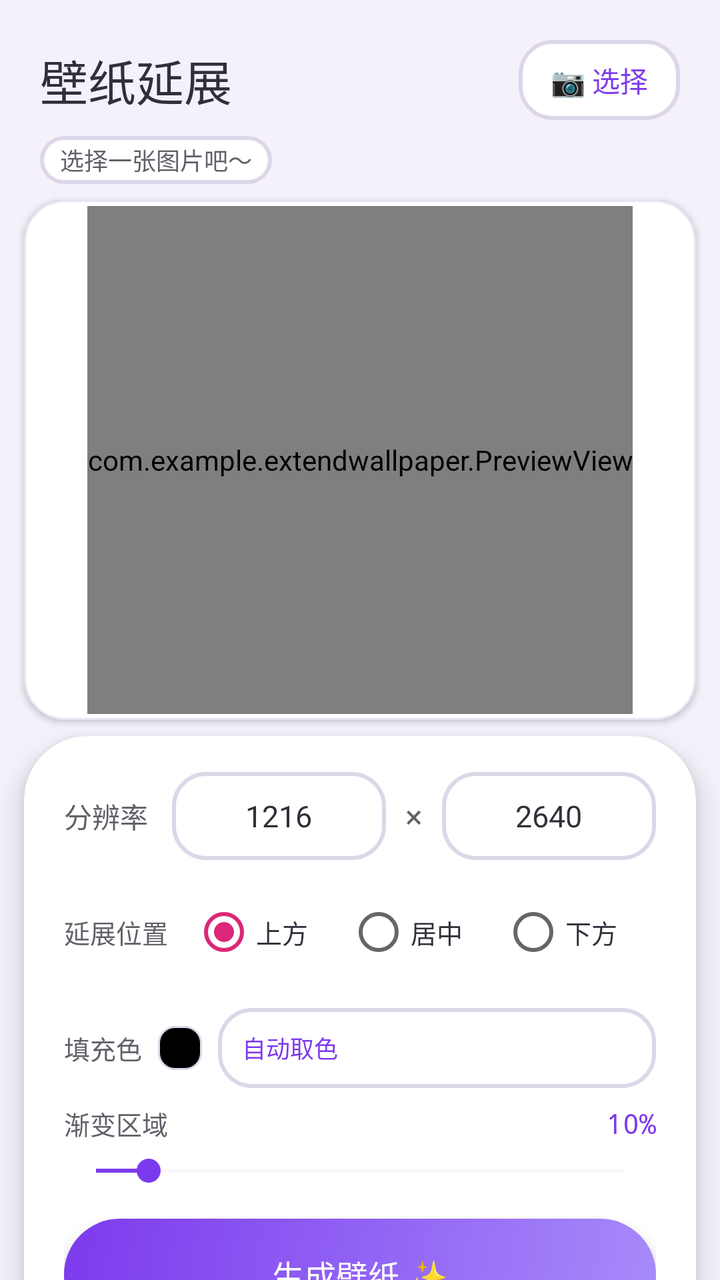
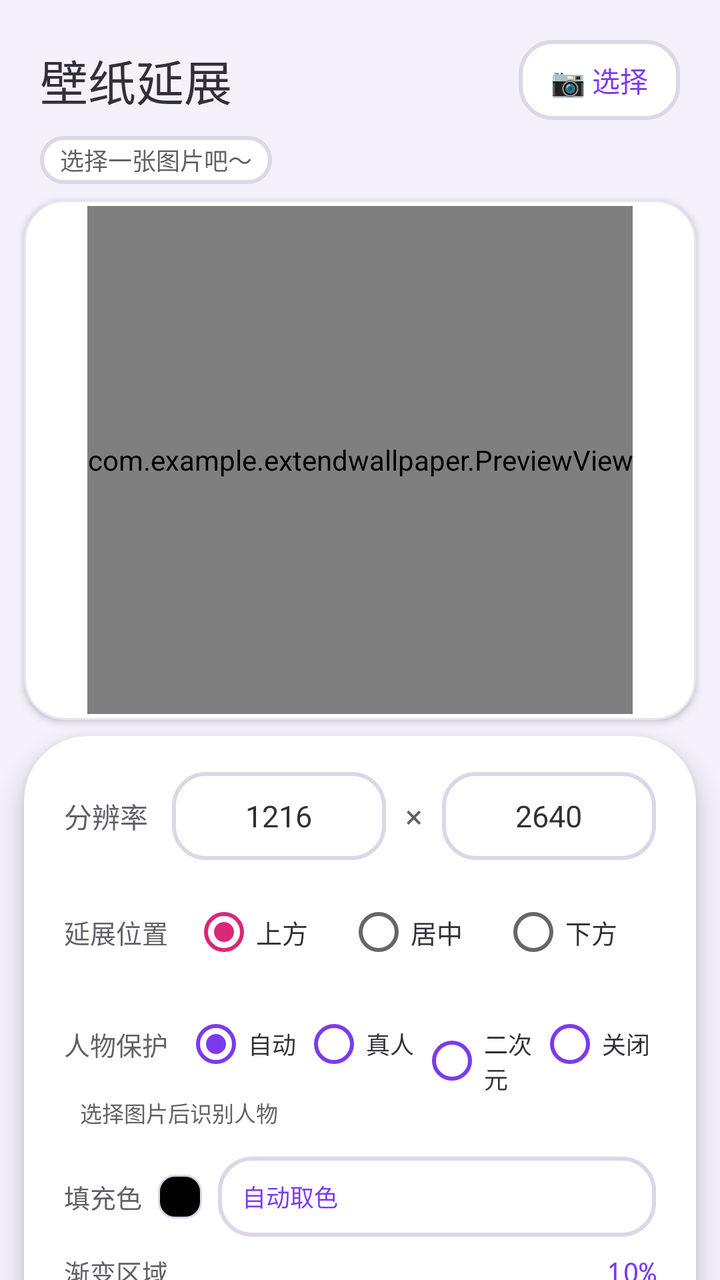

Compare the two renders of this Android layout. The source of the first and the diff that turns it into the second are given below.
<!-- AndroidManifest.xml: application theme Theme.ExtendWallpaper -->
<!-- res/layout/activity_main.xml -->
<?xml version="1.0" encoding="utf-8"?>
<androidx.core.widget.NestedScrollView xmlns:android="http://schemas.android.com/apk/res/android"
    xmlns:app="http://schemas.android.com/apk/res-auto"
    android:layout_width="match_parent"
    android:layout_height="match_parent"
    android:background="@color/bg"
    android:fillViewport="true"
    android:fitsSystemWindows="true"
    android:clipToPadding="false"
    android:paddingBottom="12dp">

    <LinearLayout
        android:layout_width="match_parent"
        android:layout_height="wrap_content"
        android:orientation="vertical">

        
        <LinearLayout
            android:layout_width="match_parent"
            android:layout_height="56dp"
            android:gravity="center_vertical"
            android:paddingHorizontal="20dp"
            android:layout_marginTop="12dp">

            <TextView
                android:layout_width="0dp"
                android:layout_weight="1"
                android:layout_height="wrap_content"
                android:text="壁纸延展"
                android:textSize="24sp"
                android:textColor="@color/text_primary"
                android:fontFamily="sans-serif-medium" />

            <TextView
                android:id="@+id/btnPickImage"
                android:layout_width="wrap_content"
                android:layout_height="40dp"
                android:gravity="center"
                android:paddingHorizontal="16dp"
                android:text="📷 选择"
                android:textSize="14sp"
                android:textColor="@color/accent_primary"
                android:background="@drawable/input_field_bg"
                android:clickable="true"
                android:focusable="true" />
        </LinearLayout>

        <TextView
            android:id="@+id/tvImageInfo"
            android:layout_width="wrap_content"
            android:layout_height="24dp"
            android:layout_marginStart="20dp"
            android:layout_marginBottom="4dp"
            android:gravity="center_vertical"
            android:text="选择一张图片吧～"
            android:textSize="12sp"
            android:textColor="@color/text_muted"
            android:paddingHorizontal="10dp"
            android:background="@drawable/input_field_bg" />

        
        <FrameLayout
            android:layout_width="match_parent"
            android:layout_height="260dp"
            android:layout_marginHorizontal="12dp"
            android:layout_marginTop="4dp"
            android:layout_marginBottom="8dp"
            android:background="@drawable/preview_frame"
            android:elevation="2dp"
            android:gravity="center">

            <com.example.extendwallpaper.PreviewView
                android:id="@+id/previewView"
                android:layout_width="wrap_content"
                android:layout_height="match_parent"
                android:layout_gravity="center"
                android:layout_margin="3dp" />
        </FrameLayout>

        
        <androidx.cardview.widget.CardView
            android:layout_width="match_parent"
            android:layout_height="wrap_content"
            android:layout_marginHorizontal="12dp"
            android:layout_marginBottom="12dp"
            app:cardCornerRadius="32dp"
            app:cardElevation="8dp"
            app:cardBackgroundColor="@color/surface"
            android:clipChildren="false">

            <LinearLayout
                android:layout_width="match_parent"
                android:layout_height="wrap_content"
                android:orientation="vertical"
                android:paddingHorizontal="20dp"
                android:paddingTop="16dp"
                android:paddingBottom="20dp">

                <LinearLayout
                    android:layout_width="match_parent"
                    android:layout_height="48dp"
                    android:orientation="horizontal"
                    android:gravity="center_vertical"
                    android:layout_marginBottom="14dp">

                    <TextView
                        android:layout_width="wrap_content"
                        android:layout_height="wrap_content"
                        android:text="分辨率"
                        android:textSize="14sp"
                        android:textColor="@color/text_muted"
                        android:layout_marginEnd="12dp" />

                    <EditText
                        android:id="@+id/etPhoneWidth"
                        android:layout_width="0dp"
                        android:layout_weight="1"
                        android:layout_height="44dp"
                        android:inputType="number"
                        android:text="1216"
                        android:textColor="@color/text_primary"
                        android:textColorHint="#C4BFD0"
                        android:textSize="15sp"
                        android:gravity="center"
                        android:background="@drawable/input_field_bg" />

                    <TextView
                        android:layout_width="28dp"
                        android:layout_height="44dp"
                        android:gravity="center"
                        android:text="×"
                        android:textSize="16sp"
                        android:textColor="@color/text_muted" />

                    <EditText
                        android:id="@+id/etPhoneHeight"
                        android:layout_width="0dp"
                        android:layout_weight="1"
                        android:layout_height="44dp"
                        android:inputType="number"
                        android:text="2640"
                        android:textColor="@color/text_primary"
                        android:textColorHint="#C4BFD0"
                        android:textSize="15sp"
                        android:gravity="center"
                        android:background="@drawable/input_field_bg" />
                </LinearLayout>

                
                <LinearLayout
                    android:layout_width="match_parent"
                    android:layout_height="40dp"
                    android:orientation="horizontal"
                    android:gravity="center_vertical"
                    android:layout_marginBottom="8dp">

                    <TextView
                        android:layout_width="wrap_content"
                        android:layout_height="wrap_content"
                        android:text="延展位置"
                        android:textSize="13sp"
                        android:textColor="@color/text_muted"
                        android:layout_marginEnd="12dp" />

                    <RadioGroup
                        android:id="@+id/rgPosition"
                        android:layout_width="0dp"
                        android:layout_weight="1"
                        android:layout_height="wrap_content"
                        android:orientation="horizontal">

                        <RadioButton
                            android:id="@+id/rbTop"
                            android:layout_width="0dp"
                            android:layout_weight="1"
                            android:layout_height="wrap_content"
                            android:text="上方"
                            android:textSize="13sp"
                            android:textColor="@color/text_primary"
                            android:checked="true" />

                        <RadioButton
                            android:id="@+id/rbCenter"
                            android:layout_width="0dp"
                            android:layout_weight="1"
                            android:layout_height="wrap_content"
                            android:text="居中"
                            android:textSize="13sp"
                            android:textColor="@color/text_primary" />

                        <RadioButton
                            android:id="@+id/rbBottom"
                            android:layout_width="0dp"
                            android:layout_weight="1"
                            android:layout_height="wrap_content"
                            android:text="下方"
                            android:textSize="13sp"
                            android:textColor="@color/text_primary" />
                    </RadioGroup>
                </LinearLayout>

                <CheckBox
                    android:id="@+id/cbSameColor"
                    android:layout_width="wrap_content"
                    android:layout_height="wrap_content"
                    android:text="上下同色"
                    android:textSize="12sp"
                    android:textColor="@color/text_muted"
                    android:layout_marginTop="4dp"
                    android:checked="true"
                    android:visibility="gone" />

                
                <LinearLayout
                    android:layout_width="match_parent"
                    android:layout_height="44dp"
                    android:layout_marginTop="8dp"
                    android:gravity="center_vertical"
                    android:orientation="horizontal">

                    <TextView
                        android:layout_width="wrap_content"
                        android:layout_height="wrap_content"
                        android:text="填充色"
                        android:textSize="13sp"
                        android:textColor="@color/text_muted"
                        android:layout_marginEnd="8dp" />

                    <View
                        android:id="@+id/vColorSwatch"
                        android:layout_width="22dp"
                        android:layout_height="22dp"
                        android:layout_marginEnd="8dp"
                        android:background="@drawable/color_swatch" />

                    <TextView
                        android:id="@+id/tvColorMode"
                        android:layout_width="0dp"
                        android:layout_weight="1"
                        android:layout_height="40dp"
                        android:gravity="center_vertical"
                        android:paddingHorizontal="12dp"
                        android:text="自动取色"
                        android:textSize="12sp"
                        android:textColor="@color/accent_primary"
                        android:background="@drawable/input_field_bg"
                        android:clickable="true"
                        android:focusable="true"
                        android:contentDescription="打开填充颜色选择" />
                </LinearLayout>

                <LinearLayout
                    android:layout_width="match_parent"
                    android:layout_height="wrap_content"
                    android:gravity="center_vertical"
                    android:layout_marginTop="6dp"
                    android:layout_marginBottom="2dp">

                    <TextView
                        android:layout_width="0dp"
                        android:layout_weight="1"
                        android:layout_height="wrap_content"
                        android:text="渐变区域"
                        android:textSize="13sp"
                        android:textColor="@color/text_muted" />

                    <TextView
                        android:id="@+id/tvModifyZone"
                        android:layout_width="wrap_content"
                        android:layout_height="wrap_content"
                        android:text="10%"
                        android:textSize="14sp"
                        android:textColor="@color/accent_primary"
                        android:fontFamily="monospace" />
                </LinearLayout>

                <SeekBar
                    android:id="@+id/sbModifyZone"
                    android:layout_width="match_parent"
                    android:layout_height="24dp"
                    android:max="100"
                    android:progress="10"
                    android:thumbTint="@color/accent_primary"
                    android:progressTint="@color/accent_primary"
                    android:progressBackgroundTint="#E8E4F0"
                    android:layout_marginBottom="12dp" />

                <LinearLayout
                    android:id="@+id/btnGenerate"
                    android:layout_width="match_parent"
                    android:layout_height="56dp"
                    android:gravity="center"
                    android:background="@drawable/btn_primary"
                    android:clickable="true"
                    android:focusable="true"
                    android:elevation="4dp">

                    <ProgressBar
                        android:id="@+id/progressBar"
                        android:layout_width="20dp"
                        android:layout_height="20dp"
                        android:layout_marginEnd="8dp"
                        android:visibility="gone"
                        android:indeterminateTint="@color/text_on_primary" />

                    <TextView
                        android:layout_width="wrap_content"
                        android:layout_height="wrap_content"
                        android:text="生成壁纸 ✨"
                        android:textSize="16sp"
                        android:textColor="@color/text_on_primary"
                        android:fontFamily="sans-serif-medium" />
                </LinearLayout>

                <TextView
                    android:id="@+id/tvResult"
                    android:layout_width="match_parent"
                    android:layout_height="wrap_content"
                    android:layout_marginTop="6dp"
                    android:textSize="11sp"
                    android:textColor="@color/text_muted"
                    android:gravity="center" />
            </LinearLayout>
        </androidx.cardview.widget.CardView>
    </LinearLayout>
</androidx.core.widget.NestedScrollView>
<!-- resources referenced by this layout -->
<resources>
  <color name="accent_primary">#7C3AED</color>
  <color name="bg">#F4F1FA</color>
  <color name="surface">#FFFFFF</color>
  <color name="text_muted">#635F69</color>
  <color name="text_on_primary">#FFFFFF</color>
  <color name="text_primary">#332F3A</color>
  <!-- drawable btn_primary (drawable) -->
  <?xml version="1.0" encoding="utf-8"?>
  <shape xmlns:android="http://schemas.android.com/apk/res/android">
      <gradient android:startColor="#A78BFA" android:endColor="#7C3AED" android:angle="135" />
      <corners android:radius="28dp" />
  </shape>
  <!-- drawable color_swatch (drawable) -->
  <?xml version="1.0" encoding="utf-8"?>
  <shape xmlns:android="http://schemas.android.com/apk/res/android" android:shape="rectangle">
      <corners android:radius="8dp" />
      <solid android:color="#000000" />
      <stroke android:width="1dp" android:color="@color/border" />
  </shape>
  <!-- drawable input_field_bg (drawable) -->
  <?xml version="1.0" encoding="utf-8"?>
  <shape xmlns:android="http://schemas.android.com/apk/res/android">
      <solid android:color="#FFFFFF" />
      <corners android:radius="16dp" />
      <stroke android:width="2dp" android:color="#DDD6E8" />
  </shape>
  <!-- drawable preview_frame (drawable) -->
  <?xml version="1.0" encoding="utf-8"?>
  <shape xmlns:android="http://schemas.android.com/apk/res/android">
      <solid android:color="@color/surface" />
      <corners android:radius="20dp" />
      <stroke android:width="1dp" android:color="#E8E4F0" />
  </shape>
  <style name="Theme.ExtendWallpaper" parent="Theme.MaterialComponents.Light.NoActionBar">
          <item name="colorPrimary">@color/accent_primary</item>
          <item name="colorPrimaryVariant">@color/accent_light</item>
          <item name="colorOnPrimary">@color/text_on_primary</item>
          <item name="colorSecondary">@color/accent_secondary</item>
          <item name="android:statusBarColor">@color/bg</item>
          <item name="android:navigationBarColor">@color/surface</item>
      </style>
  <color name="border">#DDD6E8</color>
  <color name="accent_light">#A78BFA</color>
  <color name="accent_secondary">#DB2777</color>
</resources>

<!-- the commit's change to res/layout/activity_main.xml (unified diff, before → after) -->
@@ -199,6 +199,99 @@
                     </RadioGroup>
                 </LinearLayout>
 
+                
+                <LinearLayout
+                    android:layout_width="match_parent"
+                    android:layout_height="wrap_content"
+                    android:gravity="center_vertical"
+                    android:layout_marginTop="4dp"
+                    android:layout_marginBottom="2dp">
+
+                    <TextView
+                        android:layout_width="wrap_content"
+                        android:layout_height="wrap_content"
+                        android:text="人物保护"
+                        android:textSize="13sp"
+                        android:textColor="@color/text_muted"
+                        android:layout_marginEnd="8dp" />
+
+                    <RadioGroup
+                        android:id="@+id/rgProtection"
+                        android:layout_width="0dp"
+                        android:layout_height="wrap_content"
+                        android:layout_weight="1"
+                        android:orientation="horizontal">
+
+                        <RadioButton
+                            android:id="@+id/rbProtectionAuto"
+                            android:layout_width="0dp"
+                            android:layout_height="wrap_content"
+                            android:layout_weight="1"
+                            android:buttonTint="@color/accent_primary"
+                            android:text="自动"
+                            android:textColor="@color/text_primary"
+                            android:textSize="12sp"
+                            android:checked="true" />
+
+                        <RadioButton
+                            android:id="@+id/rbProtectionReal"
+                            android:layout_width="0dp"
+                            android:layout_height="wrap_content"
+                            android:layout_weight="1"
+                            android:buttonTint="@color/accent_primary"
+                            android:text="真人"
+                            android:textColor="@color/text_primary"
+                            android:textSize="12sp" />
+
+                        <RadioButton
+                            android:id="@+id/rbProtectionAnime"
+                            android:layout_width="0dp"
+                            android:layout_height="wrap_content"
+                            android:layout_weight="1"
+                            android:buttonTint="@color/accent_primary"
+                            android:text="二次元"
+                            android:textColor="@color/text_primary"
+                            android:textSize="12sp" />
+
+                        <RadioButton
+                            android:id="@+id/rbProtectionOff"
+                            android:layout_width="0dp"
+                            android:layout_height="wrap_content"
+                            android:layout_weight="1"
+                            android:buttonTint="@color/accent_primary"
+                            android:text="关闭"
+                            android:textColor="@color/text_primary"
+                            android:textSize="12sp" />
+                    </RadioGroup>
+                </LinearLayout>
+
+                <LinearLayout
+                    android:layout_width="match_parent"
+                    android:layout_height="wrap_content"
+                    android:gravity="center_vertical"
+                    android:layout_marginBottom="4dp">
+
+                    <ProgressBar
+                        android:id="@+id/pbProtection"
+                        style="?android:attr/progressBarStyleHorizontal"
+                        android:layout_width="0dp"
+                        android:layout_height="3dp"
+                        android:layout_weight="1"
+                        android:max="100"
+                        android:progress="0"
+                        android:progressTint="@color/accent_primary"
+                        android:visibility="gone" />
+
+                    <TextView
+                        android:id="@+id/tvProtectionStatus"
+                        android:layout_width="wrap_content"
+                        android:layout_height="wrap_content"
+                        android:layout_marginStart="8dp"
+                        android:text="选择图片后识别人物"
+                        android:textColor="@color/text_muted"
+                        android:textSize="11sp" />
+                </LinearLayout>
+
                 <CheckBox
                     android:id="@+id/cbSameColor"
                     android:layout_width="wrap_content"
